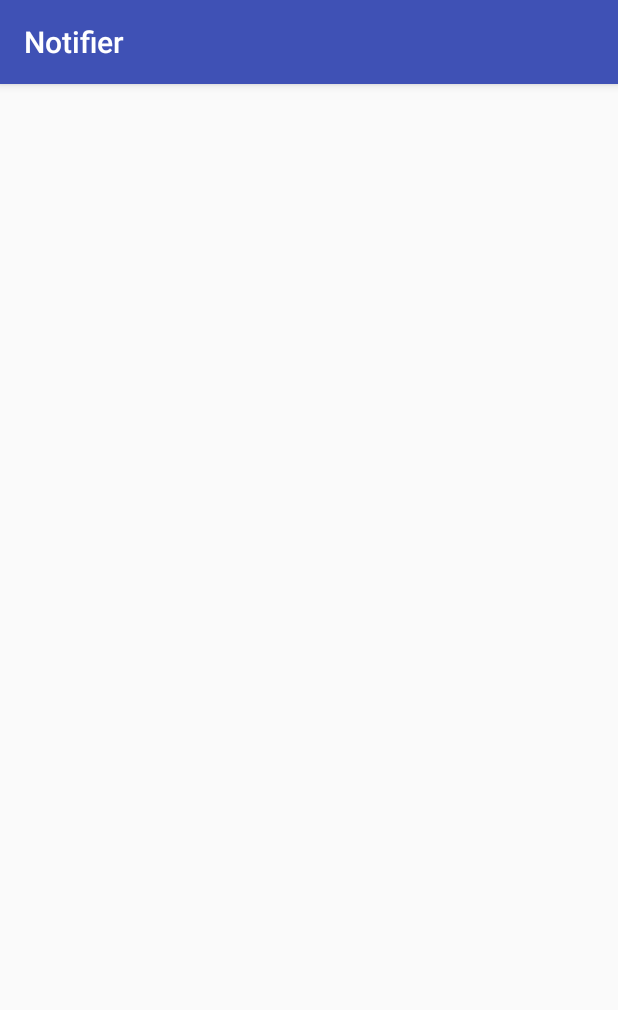
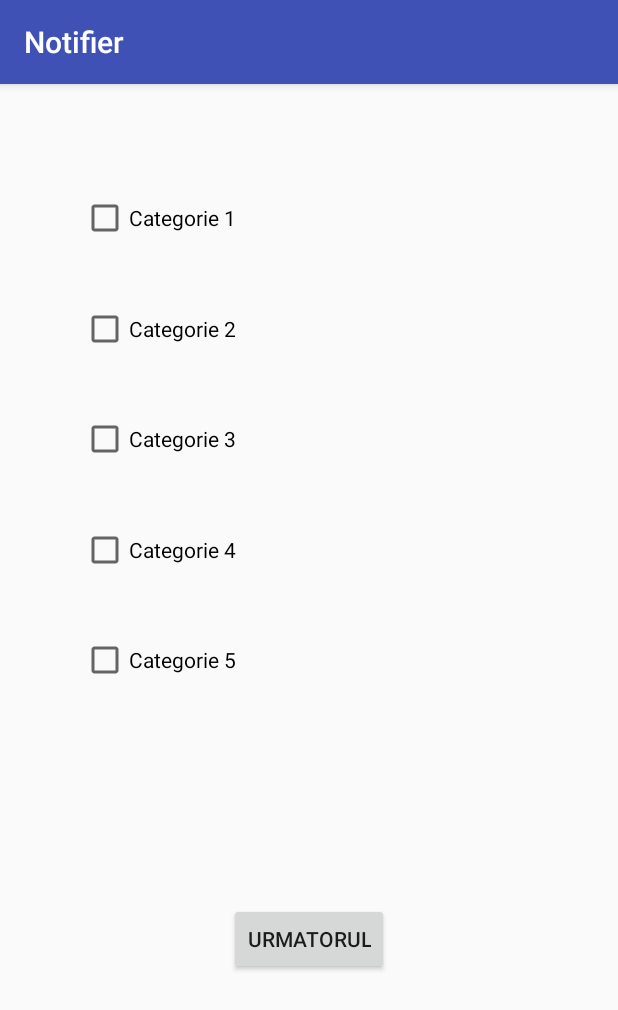
Before and after one commit to robert-ciobotaru/Proiect_IP, an Android app: the Categories screen opened directly, with no data from a screen before it, on a phone screen of 412 x 824 dp. Shown: the top 1010 px of the screen. Run offline under Robolectric (Android 15) with nearby library versions, the phone set to English and light mode, and no system bars.

Commit message:
categories

```diff
--- a/frontend/Notifier/app/src/main/java/interfata/ip/notifier/Categories.java
+++ b/frontend/Notifier/app/src/main/java/interfata/ip/notifier/Categories.java
@@ -2,6 +2,8 @@ package interfata.ip.notifier;
 
 import android.support.v7.app.AppCompatActivity;
 import android.os.Bundle;
+import android.widget.Button;
+import android.widget.CheckBox;
 
 public class Categories extends AppCompatActivity {
 
@@ -9,5 +11,13 @@ public class Categories extends AppCompatActivity {
     protected void onCreate(Bundle savedInstanceState) {
         super.onCreate(savedInstanceState);
         setContentView(R.layout.activity_categories);
+
+        CheckBox categorie_1 = (CheckBox) findViewById(R.id.checkBox);
+        CheckBox categorie_2 = (CheckBox) findViewById(R.id.checkBox2);
+        CheckBox categorie_3 = (CheckBox) findViewById(R.id.checkBox3);
+        CheckBox categorie_4 = (CheckBox) findViewById(R.id.checkBox4);
+        CheckBox categorie_5 = (CheckBox) findViewById(R.id.checkBox5);
+
+        Button urmatorul = (Button) findViewById(R.id.button);
     }
 }
--- a/frontend/Notifier/app/src/main/res/layout/activity_categories.xml
+++ b/frontend/Notifier/app/src/main/res/layout/activity_categories.xml
@@ -6,4 +6,74 @@
     android:layout_height="match_parent"
     tools:context="interfata.ip.notifier.Categories">
 
+    <CheckBox
+        android:id="@+id/checkBox"
+        android:layout_width="wrap_content"
+        android:layout_height="wrap_content"
+        android:text="Categorie 1"
+        app:layout_constraintBottom_toBottomOf="parent"
+        app:layout_constraintLeft_toLeftOf="parent"
+        app:layout_constraintRight_toRightOf="parent"
+        app:layout_constraintTop_toTopOf="parent"
+        app:layout_constraintHorizontal_bias="0.175"
+        app:layout_constraintVertical_bias="0.100" />
+
+    <CheckBox
+        android:id="@+id/checkBox2"
+        android:layout_width="wrap_content"
+        android:layout_height="wrap_content"
+        android:text="Categorie 2"
+        app:layout_constraintBottom_toBottomOf="parent"
+        app:layout_constraintLeft_toLeftOf="parent"
+        app:layout_constraintRight_toRightOf="parent"
+        app:layout_constraintTop_toTopOf="parent"
+        app:layout_constraintHorizontal_bias="0.175"
+        app:layout_constraintVertical_bias="0.200" />
+
+    <CheckBox
+        android:id="@+id/checkBox3"
+        android:layout_width="wrap_content"
+        android:layout_height="wrap_content"
+        android:text="Categorie 3"
+        app:layout_constraintBottom_toBottomOf="parent"
+        app:layout_constraintLeft_toLeftOf="parent"
+        app:layout_constraintRight_toRightOf="parent"
+        app:layout_constraintTop_toTopOf="parent"
+        app:layout_constraintHorizontal_bias="0.175"
+        app:layout_constraintVertical_bias="0.300" />
+
+    <CheckBox
+        android:id="@+id/checkBox4"
+        android:layout_width="wrap_content"
+        android:layout_height="wrap_content"
+        android:text="Categorie 4"
+        app:layout_constraintBottom_toBottomOf="parent"
+        app:layout_constraintLeft_toLeftOf="parent"
+        app:layout_constraintRight_toRightOf="parent"
+        app:layout_constraintTop_toTopOf="parent"
+        app:layout_constraintHorizontal_bias="0.175"
+        app:layout_constraintVertical_bias="0.400" />
+
+    <CheckBox
+        android:id="@+id/checkBox5"
+        android:layout_width="wrap_content"
+        android:layout_height="wrap_content"
+        android:text="Categorie 5"
+        app:layout_constraintBottom_toBottomOf="parent"
+        app:layout_constraintLeft_toLeftOf="parent"
+        app:layout_constraintRight_toRightOf="parent"
+        app:layout_constraintTop_toTopOf="parent"
+        app:layout_constraintHorizontal_bias="0.175"
+        app:layout_constraintVertical_bias="0.500" />
+
+    <Button
+        android:id="@+id/button3"
+        android:layout_width="wrap_content"
+        android:layout_height="wrap_content"
+        android:text="Urmatorul"
+        app:layout_constraintBottom_toBottomOf="parent"
+        app:layout_constraintLeft_toLeftOf="parent"
+        app:layout_constraintRight_toRightOf="parent"
+        app:layout_constraintTop_toTopOf="parent"
+        app:layout_constraintVertical_bias="0.758" />
 </android.support.constraint.ConstraintLayout>
```
